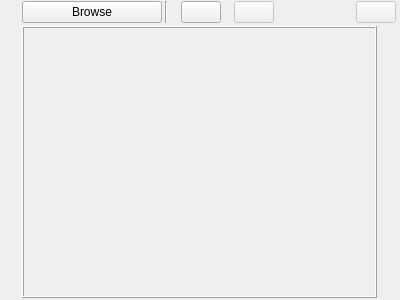
Before: the Qt Designer form ui/home_view.ui in zkovari/plotlyst, drawn with Qt 5.
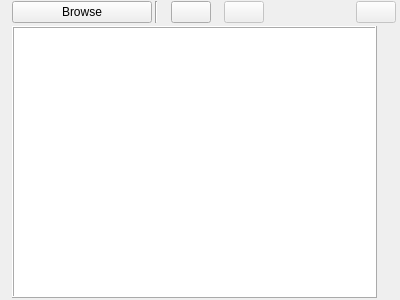
After: the same form once the commit is applied.

Commit message: Introduce character cards view

```diff
--- a/ui/home_view.ui
+++ b/ui/home_view.ui
@@ -57,7 +57,7 @@
         </property>
         <property name="sizeHint" stdset="0">
          <size>
-          <width>20</width>
+          <width>10</width>
           <height>20</height>
          </size>
         </property>
@@ -209,8 +209,8 @@
        </property>
        <property name="sizeHint" stdset="0">
         <size>
-         <width>20</width>
-         <height>20</height>
+         <width>10</width>
+         <height>10</height>
         </size>
        </property>
       </spacer>
@@ -223,6 +223,11 @@
          <verstretch>0</verstretch>
         </sizepolicy>
        </property>
+       <property name="styleSheet">
+        <string notr="true">.QFrame {
+	background-color: rgb(255, 255, 255);
+}</string>
+       </property>
        <property name="frameShape">
         <enum>QFrame::Box</enum>
        </property>
```
The commit also changes 9 other files.
